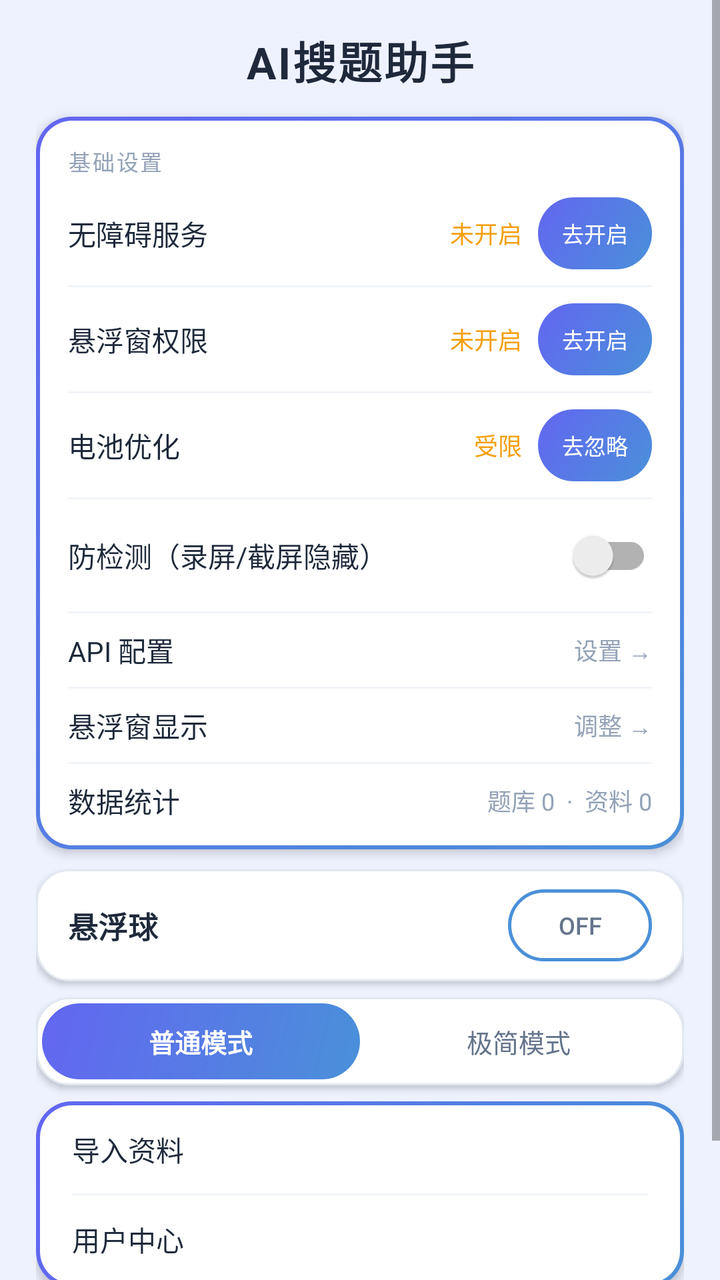
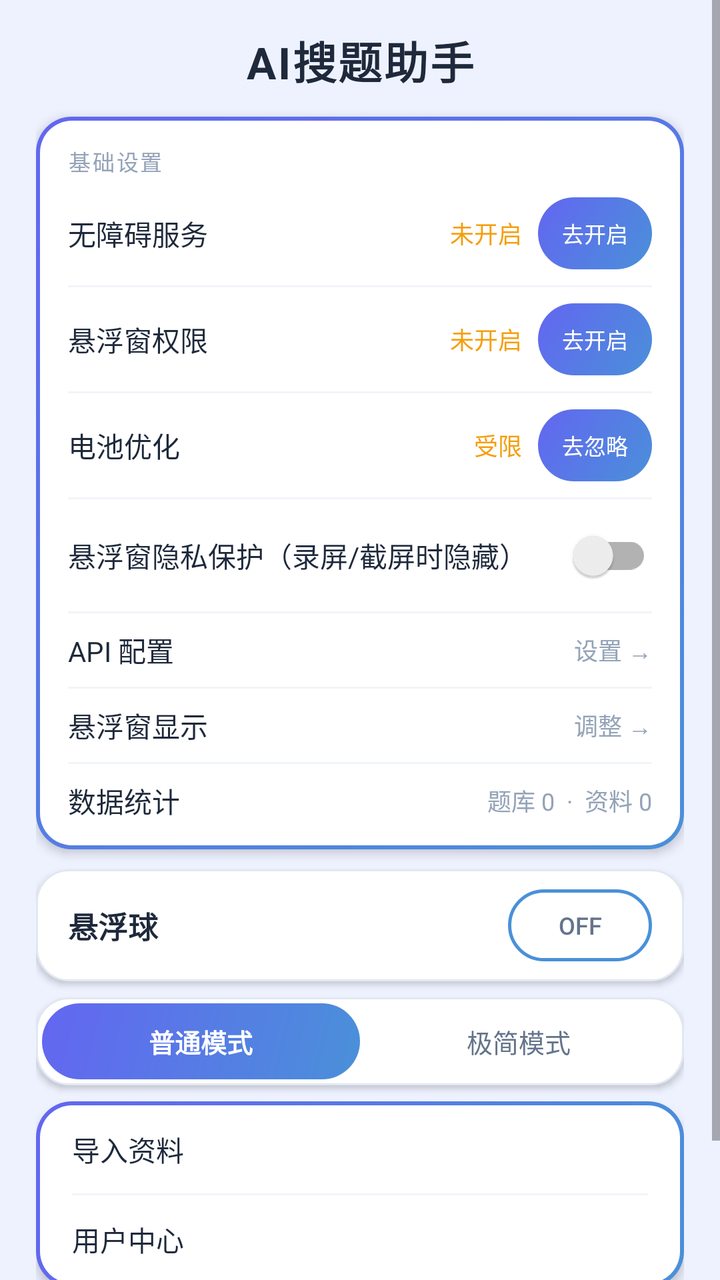

An Android layout rendered at two revisions. The XML below is the earlier revision; the diff shows what the commit changed to produce the second picture.
<!-- AndroidManifest.xml: application theme Theme.Quantum -->
<!-- res/layout/activity_main.xml -->
<?xml version="1.0" encoding="utf-8"?>
<ScrollView xmlns:android="http://schemas.android.com/apk/res/android"
    android:layout_width="match_parent" android:layout_height="match_parent"
    android:background="@color/brand_surface" android:fitsSystemWindows="true">
<LinearLayout android:layout_width="match_parent" android:layout_height="wrap_content"
    android:orientation="vertical" android:paddingHorizontal="18dp" android:paddingTop="10dp" android:paddingBottom="10dp">

    <TextView android:id="@+id/tvTitle" android:layout_width="match_parent"
        android:layout_height="wrap_content" android:layout_marginTop="4dp" android:gravity="center"
        android:text="@string/app_name" android:textColor="@color/text_primary"
        android:textSize="22sp" android:textStyle="bold" android:letterSpacing="0.04"/>

    
    <LinearLayout android:layout_width="match_parent" android:layout_height="wrap_content"
        android:layout_marginTop="12dp" android:background="@drawable/bg_card_glow"
        android:orientation="vertical" android:padding="2dp" android:elevation="3dp">
    <LinearLayout android:layout_width="match_parent" android:layout_height="wrap_content"
        android:orientation="vertical" android:paddingHorizontal="14dp" android:paddingTop="12dp" android:paddingBottom="12dp">
        <TextView android:layout_width="wrap_content" android:layout_height="wrap_content"
            android:text="基础设置" android:textColor="@color/text_tertiary"
            android:textSize="11sp" android:letterSpacing="0.08"/>
        
        <LinearLayout android:layout_width="match_parent" android:layout_height="wrap_content"
            android:layout_marginTop="10dp" android:gravity="center_vertical" android:orientation="horizontal">
            <TextView android:layout_width="0dp" android:layout_height="wrap_content" android:layout_weight="1"
                android:text="无障碍服务" android:textColor="@color/text_primary" android:textSize="14sp"/>
            <TextView android:id="@+id/tvAccessibilityStatus" android:layout_width="wrap_content"
                android:layout_height="wrap_content" android:layout_marginEnd="8dp"
                android:text="未开启" android:textColor="@color/status_warn" android:textSize="12sp"/>
            <Button android:id="@+id/btnOpenAccessibilityService" android:layout_width="wrap_content"
                android:layout_height="36dp" android:minWidth="56dp" android:paddingStart="12dp" android:paddingEnd="12dp"
                android:text="去开启" android:textSize="11sp" android:textColor="@color/white"
                android:background="@drawable/bg_btn_gradient" android:stateListAnimator="@null"/>
        </LinearLayout>
        <View android:layout_width="match_parent" android:layout_height="1dp"
            android:layout_marginTop="8dp" android:background="@color/divider"/>
        
        <LinearLayout android:layout_width="match_parent" android:layout_height="wrap_content"
            android:layout_marginTop="8dp" android:gravity="center_vertical" android:orientation="horizontal">
            <TextView android:layout_width="0dp" android:layout_height="wrap_content" android:layout_weight="1"
                android:text="悬浮窗权限" android:textColor="@color/text_primary" android:textSize="14sp"/>
            <TextView android:id="@+id/tvOverlayStatus" android:layout_width="wrap_content"
                android:layout_height="wrap_content" android:layout_marginEnd="8dp"
                android:text="未开启" android:textColor="@color/status_warn" android:textSize="12sp"/>
            <Button android:id="@+id/btnOpenOverlayPermission" android:layout_width="wrap_content"
                android:layout_height="36dp" android:minWidth="56dp" android:paddingStart="12dp" android:paddingEnd="12dp"
                android:text="去开启" android:textSize="11sp" android:textColor="@color/white"
                android:background="@drawable/bg_btn_gradient" android:stateListAnimator="@null"/>
        </LinearLayout>
        <View android:layout_width="match_parent" android:layout_height="1dp"
            android:layout_marginTop="8dp" android:background="@color/divider"/>
        
        <LinearLayout android:layout_width="match_parent" android:layout_height="wrap_content"
            android:layout_marginTop="8dp" android:gravity="center_vertical" android:orientation="horizontal">
            <TextView android:layout_width="0dp" android:layout_height="wrap_content" android:layout_weight="1"
                android:text="电池优化" android:textColor="@color/text_primary" android:textSize="14sp"/>
            <TextView android:id="@+id/tvBatteryStatus" android:layout_width="wrap_content"
                android:layout_height="wrap_content" android:layout_marginEnd="8dp"
                android:text="受限" android:textColor="@color/status_warn" android:textSize="12sp"/>
            <Button android:id="@+id/btnOpenBatteryOptimization" android:layout_width="wrap_content"
                android:layout_height="36dp" android:minWidth="56dp" android:paddingStart="12dp" android:paddingEnd="12dp"
                android:text="去忽略" android:textSize="11sp" android:textColor="@color/white"
                android:background="@drawable/bg_btn_gradient" android:stateListAnimator="@null"/>
        </LinearLayout>
        <View android:layout_width="match_parent" android:layout_height="1dp"
            android:layout_marginTop="8dp" android:background="@color/divider"/>
        
        <LinearLayout android:layout_width="match_parent" android:layout_height="wrap_content"
            android:layout_marginTop="4dp" android:gravity="center_vertical" android:orientation="horizontal">
            <TextView android:layout_width="0dp" android:layout_height="wrap_content" android:layout_weight="1"
                android:text="防检测（录屏/截屏隐藏）" android:textColor="@color/text_primary" android:textSize="14sp"/>
            <androidx.appcompat.widget.SwitchCompat
                android:id="@+id/swAntiDetection"
                android:layout_width="wrap_content"
                android:layout_height="wrap_content"/>
        </LinearLayout>
        <View android:layout_width="match_parent" android:layout_height="1dp"
            android:layout_marginTop="4dp" android:background="@color/divider"/>
        
        <LinearLayout android:id="@+id/layoutApiConfig" android:layout_width="match_parent" android:layout_height="wrap_content"
            android:layout_marginTop="8dp" android:gravity="center_vertical" android:orientation="horizontal"
            android:background="?attr/selectableItemBackground" android:clickable="true" android:focusable="true">
            <TextView android:layout_width="0dp" android:layout_height="wrap_content" android:layout_weight="1"
                android:text="API 配置" android:textColor="@color/text_primary" android:textSize="14sp"/>
            <TextView android:layout_width="wrap_content" android:layout_height="wrap_content"
                android:text="设置 →" android:textColor="@color/text_tertiary" android:textSize="12sp"/>
        </LinearLayout>
        <View android:layout_width="match_parent" android:layout_height="1dp"
            android:layout_marginTop="8dp" android:background="@color/divider"/>
        
        <LinearLayout android:id="@+id/layoutDisplaySettings" android:layout_width="match_parent" android:layout_height="wrap_content"
            android:layout_marginTop="8dp" android:gravity="center_vertical" android:orientation="horizontal"
            android:background="?attr/selectableItemBackground" android:clickable="true" android:focusable="true">
            <TextView android:layout_width="0dp" android:layout_height="wrap_content" android:layout_weight="1"
                android:text="悬浮窗显示" android:textColor="@color/text_primary" android:textSize="14sp"/>
            <TextView android:layout_width="wrap_content" android:layout_height="wrap_content"
                android:text="调整 →" android:textColor="@color/text_tertiary" android:textSize="12sp"/>
        </LinearLayout>
        <View android:layout_width="match_parent" android:layout_height="1dp"
            android:layout_marginTop="8dp" android:background="@color/divider"/>
        
        <LinearLayout android:layout_width="match_parent" android:layout_height="wrap_content"
            android:layout_marginTop="8dp" android:gravity="center_vertical" android:orientation="horizontal">
            <TextView android:layout_width="0dp" android:layout_height="wrap_content" android:layout_weight="1"
                android:text="数据统计" android:textColor="@color/text_primary" android:textSize="14sp"/>
            <TextView android:id="@+id/tvDataStatus" android:layout_width="wrap_content"
                android:layout_height="wrap_content"
                android:text="题库 0  ·  资料 0" android:textColor="@color/text_tertiary" android:textSize="12sp"/>
        </LinearLayout>
    </LinearLayout>
    </LinearLayout>

    
    <LinearLayout android:layout_width="match_parent" android:layout_height="wrap_content"
        android:layout_marginTop="10dp" android:background="@drawable/bg_card_white"
        android:elevation="2dp" android:gravity="center_vertical"
        android:orientation="horizontal" android:paddingHorizontal="16dp" android:paddingVertical="10dp">
        <TextView android:layout_width="0dp" android:layout_height="wrap_content" android:layout_weight="1"
            android:text="悬浮球" android:textColor="@color/text_primary" android:textSize="15sp" android:textStyle="bold"/>
        <Button android:id="@+id/btnToggleFloating" android:layout_width="wrap_content" android:layout_height="36dp"
            android:minWidth="72dp" android:text="OFF" android:textSize="12sp"
            android:paddingStart="14dp" android:paddingEnd="14dp"
            android:textColor="@color/text_secondary" android:background="@drawable/bg_btn_outline"
            android:stateListAnimator="@null"/>
    </LinearLayout>

    
    <LinearLayout android:layout_width="match_parent" android:layout_height="44dp"
        android:layout_marginTop="8dp" android:background="@drawable/bg_card_white"
        android:elevation="2dp" android:padding="3dp" android:orientation="horizontal">
        <Button android:id="@+id/btnModeNormal" android:layout_width="0dp" android:layout_height="match_parent"
            android:layout_weight="1" android:text="普通模式" android:textSize="13sp" android:textStyle="bold"
            android:textColor="@color/white" android:background="@drawable/bg_btn_gradient"
            android:stateListAnimator="@null"/>
        <Button android:id="@+id/btnModeMinimal" android:layout_width="0dp" android:layout_height="match_parent"
            android:layout_weight="1" android:text="极简模式" android:textSize="13sp"
            android:textColor="@color/text_secondary" android:background="@android:color/transparent"
            android:stateListAnimator="@null"/>
    </LinearLayout>

    
    <LinearLayout android:layout_width="match_parent" android:layout_height="wrap_content"
        android:layout_marginTop="8dp" android:background="@drawable/bg_card_glow"
        android:elevation="3dp" android:orientation="vertical" android:padding="2dp">
    <LinearLayout android:layout_width="match_parent" android:layout_height="wrap_content" android:orientation="vertical">
        <Button android:id="@+id/btnImportData" android:layout_width="match_parent" android:layout_height="44dp"
            android:gravity="start|center_vertical" android:paddingStart="16dp" android:paddingEnd="16dp"
            android:text="导入资料" android:textSize="14sp" android:textColor="@color/text_primary"
            android:background="@android:color/transparent" android:stateListAnimator="@null"/>
        <View android:layout_width="match_parent" android:layout_height="1dp"
            android:layout_marginHorizontal="16dp" android:background="@color/divider"/>
        <Button android:id="@+id/btnUserCenter" android:layout_width="match_parent" android:layout_height="44dp"
            android:gravity="start|center_vertical" android:paddingStart="16dp" android:paddingEnd="16dp"
            android:text="用户中心" android:textSize="14sp" android:textColor="@color/text_primary"
            android:background="@android:color/transparent" android:stateListAnimator="@null"/>
    </LinearLayout>
    </LinearLayout>

    <TextView android:id="@+id/tvStatus" android:layout_width="match_parent"
        android:layout_height="wrap_content" android:layout_marginTop="8dp" android:gravity="center"
        android:textColor="@color/text_tertiary" android:textSize="11sp"/>

    <Button android:id="@+id/btnExit" android:layout_width="match_parent" android:layout_height="38dp"
        android:layout_marginTop="4dp" android:text="退出" android:textColor="@color/text_tertiary"
        android:textSize="13sp" android:background="@android:color/transparent"
        android:stateListAnimator="@null"/>
</LinearLayout>
</ScrollView>
<!-- resources referenced by this layout -->
<resources>
  <color name="brand_surface">#FFEEF2FF</color>
  <color name="divider">#FFF1F5F9</color>
  <color name="status_warn">#FFF59E0B</color>
  <color name="text_primary">#FF1E293B</color>
  <color name="text_secondary">#FF64748B</color>
  <color name="text_tertiary">#FF94A3B8</color>
  <color name="white">#FFFFFFFF</color>
  <!-- drawable bg_btn_gradient (drawable) -->
  <?xml version="1.0" encoding="utf-8"?>
  <shape xmlns:android="http://schemas.android.com/apk/res/android" android:shape="rectangle">
      <gradient android:startColor="@color/gradient_start" android:endColor="@color/gradient_end" android:angle="135"/>
      <corners android:radius="24dp"/>
  </shape>
  <!-- drawable bg_btn_outline (drawable) -->
  <?xml version="1.0" encoding="utf-8"?>
  <shape xmlns:android="http://schemas.android.com/apk/res/android" android:shape="rectangle">
      <solid android:color="@android:color/transparent"/>
      <stroke android:width="1.5dp" android:color="@color/brand_primary"/>
      <corners android:radius="24dp"/>
  </shape>
  <!-- drawable bg_card_glow (drawable) -->
  <?xml version="1.0" encoding="utf-8"?>
  <layer-list xmlns:android="http://schemas.android.com/apk/res/android">
      <item>
          <shape android:shape="rectangle">
              <gradient android:startColor="#4A90D9" android:endColor="#6366F1" android:angle="135"/>
              <corners android:radius="18dp"/>
          </shape>
      </item>
      <item android:top="2dp" android:bottom="2dp" android:left="2dp" android:right="2dp">
          <shape android:shape="rectangle">
              <solid android:color="@color/card_white"/>
              <corners android:radius="16dp"/>
          </shape>
      </item>
  </layer-list>
  <!-- drawable bg_card_white (drawable) -->
  <?xml version="1.0" encoding="utf-8"?>
  <shape xmlns:android="http://schemas.android.com/apk/res/android" android:shape="rectangle">
      <solid android:color="@color/card_white"/>
      <stroke android:width="1dp" android:color="@color/card_border"/>
      <corners android:radius="16dp"/>
  </shape>
  <string name="app_name">AI搜题助手</string>
  <style name="Theme.Quantum" parent="Theme.MaterialComponents.DayNight.NoActionBar">
          <item name="android:statusBarColor">@android:color/transparent</item>
          <item name="android:navigationBarColor">@android:color/black</item>
      </style>
  <color name="gradient_start">#FF4A90D9</color>
  <color name="gradient_end">#FF6366F1</color>
  <color name="brand_primary">#FF4A90D9</color>
  <color name="card_white">#FFFFFFFF</color>
  <color name="card_border">#FFE2E8F0</color>
</resources>

<!-- the commit's change to res/layout/activity_main.xml (unified diff, before → after) -->
@@ -68,7 +68,7 @@
         <LinearLayout android:layout_width="match_parent" android:layout_height="wrap_content"
             android:layout_marginTop="4dp" android:gravity="center_vertical" android:orientation="horizontal">
             <TextView android:layout_width="0dp" android:layout_height="wrap_content" android:layout_weight="1"
-                android:text="防检测（录屏/截屏隐藏）" android:textColor="@color/text_primary" android:textSize="14sp"/>
+                android:text="悬浮窗隐私保护（录屏/截屏时隐藏）" android:textColor="@color/text_primary" android:textSize="14sp"/>
             <androidx.appcompat.widget.SwitchCompat
                 android:id="@+id/swAntiDetection"
                 android:layout_width="wrap_content"
